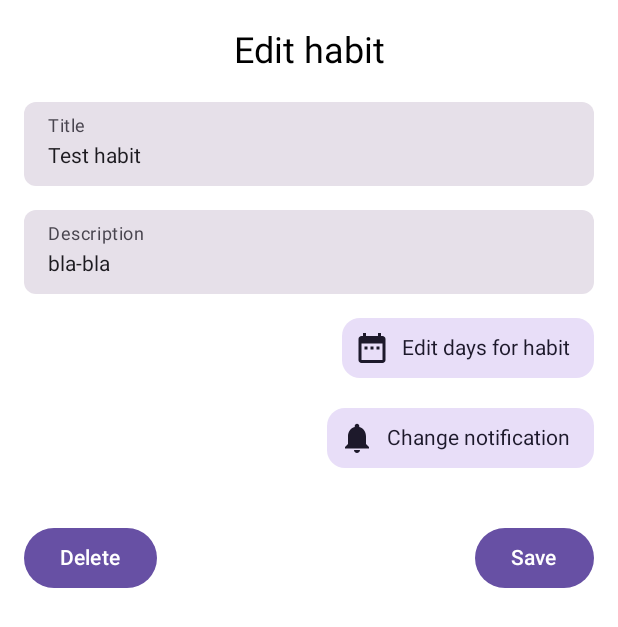
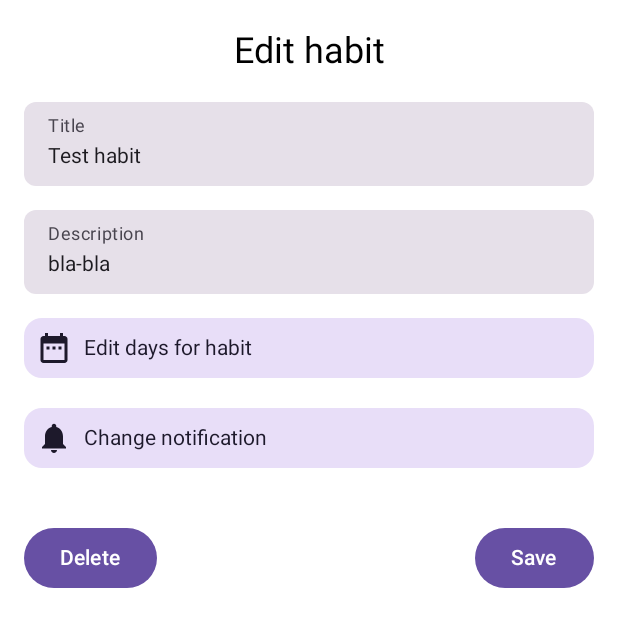
Before and after one commit to grigorevmp/Simple-Habit-Tracker, an Android app built with Jetpack Compose: the @Preview function EditHabitDialogPreview, on a phone screen of 412 x 824 dp. Shown: the top 627 px of the screen. Run offline under Robolectric (Android 15) with nearby library versions, the phone set to English and light mode, and no system bars; our stand-ins replace Room's generated code.

Commit message:
1.0.0-a | feature: Add new button style

```diff
--- a/app/src/main/java/com/grigorevmp/habits/presentation/screen/habits/elements/dialogs/AddHabitDialog.kt
+++ b/app/src/main/java/com/grigorevmp/habits/presentation/screen/habits/elements/dialogs/AddHabitDialog.kt
@@ -161,7 +161,7 @@ fun AddHabitDialog(
         Card(
             modifier = Modifier
                 .padding(top = 12.dp)
-                .align(Alignment.End),
+                .fillMaxWidth(),
             onClick = {
                 habitDaysShown = true
             }, colors = CardDefaults.cardColors(
@@ -183,7 +183,7 @@ fun AddHabitDialog(
         Card(
             modifier = Modifier
                 .padding(top = 12.dp)
-                .align(Alignment.End),
+                .fillMaxWidth(),
             onClick = {
                 timeDialogShown = true
             }, colors = CardDefaults.cardColors(
--- a/app/src/main/java/com/grigorevmp/habits/presentation/screen/habits/elements/dialogs/EditHabitDialog.kt
+++ b/app/src/main/java/com/grigorevmp/habits/presentation/screen/habits/elements/dialogs/EditHabitDialog.kt
@@ -171,7 +171,8 @@ fun EditHabitDialog(
         Card(
             modifier = Modifier
                 .padding(top = 12.dp)
-                .align(Alignment.End), onClick = {
+                .fillMaxWidth(),
+            onClick = {
                 habitDaysShown = true
             }, colors = CardDefaults.cardColors(
                 containerColor = MaterialTheme.colorScheme.secondaryContainer
@@ -195,7 +196,8 @@ fun EditHabitDialog(
         Card(
             modifier = Modifier
                 .padding(top = 12.dp)
-                .align(Alignment.End), onClick = {
+                .fillMaxWidth(),
+            onClick = {
                 timeDialogShown = true
             }, colors = CardDefaults.cardColors(
                 containerColor = MaterialTheme.colorScheme.secondaryContainer
```
